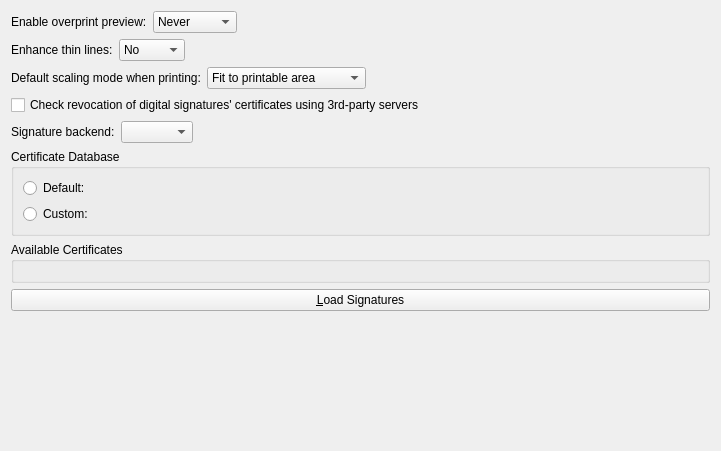
Old version of the form generators/poppler/conf/pdfsettingswidget.ui in the repository KDE/okular.
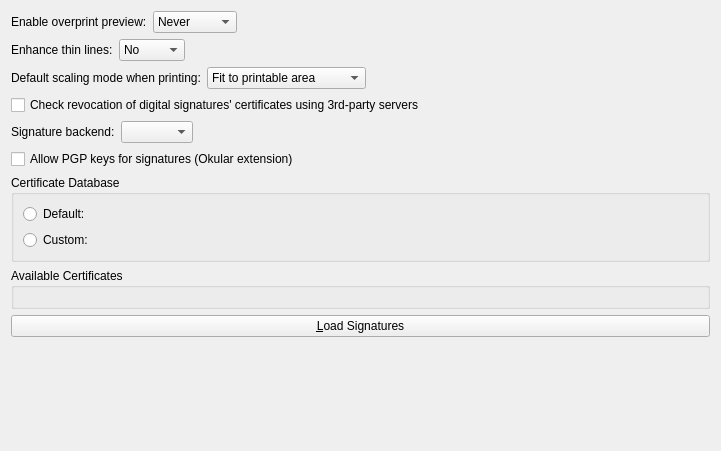
New version of the form. Custom widgets are drawn as their Qt base class.

Commit message:
Pgp signatures in pdf files
Add a setting to ask poppler to enable pgp signatures in pdf files
 - also put in a notice-messagebox when enabling it saying it only works
   between certain okular's

Create filtering in signature list to only show pgp signatures, and mark
pgp keys in certificate list

The edit to the form file:
```diff
--- a/generators/poppler/conf/pdfsettingswidget.ui
+++ b/generators/poppler/conf/pdfsettingswidget.ui
@@ -194,6 +194,16 @@
      </layout>
     </widget>
    </item>
+   <item>
+    <widget class="QCheckBox" name="kcfg_EnablePgp">
+     <property name="toolTip">
+      <string comment="@info:tooltip">These signatures can only be validated byOkular users</string>
+     </property>
+     <property name="text">
+      <string comment="@option:check">Allow PGP keys for signatures (Okular extension)</string>
+     </property>
+    </widget>
+   </item>
    <item>
     <widget class="QGroupBox" name="certDBGroupBox">
      <property name="title">
```
The commit also changes 10 other files.
